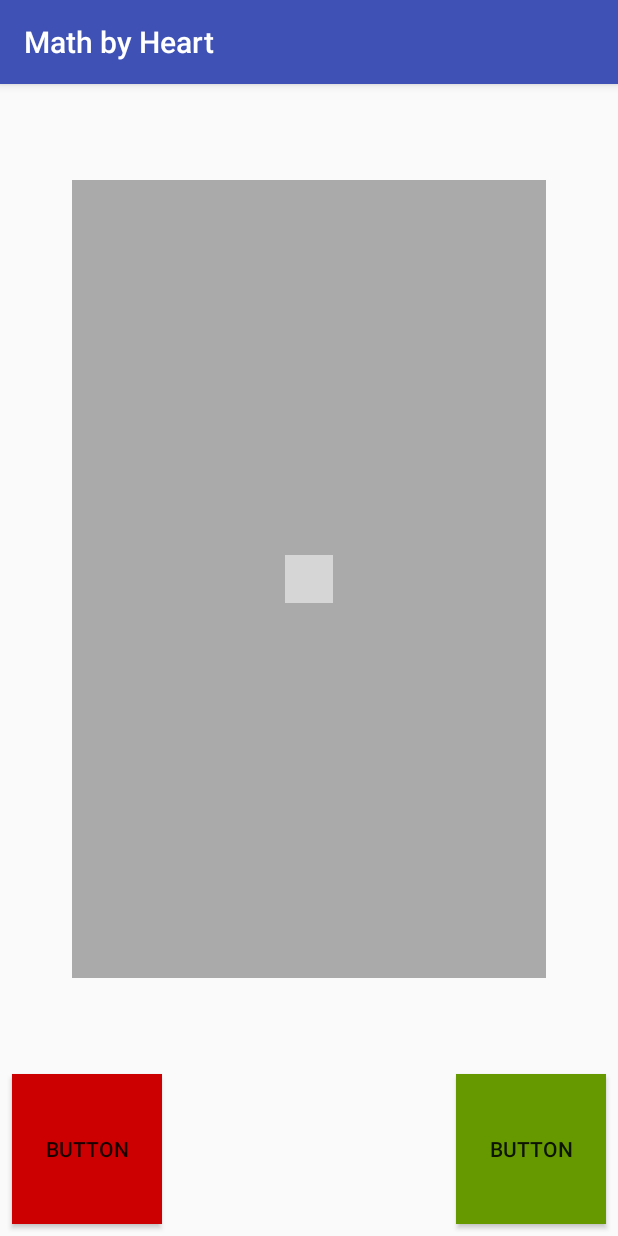
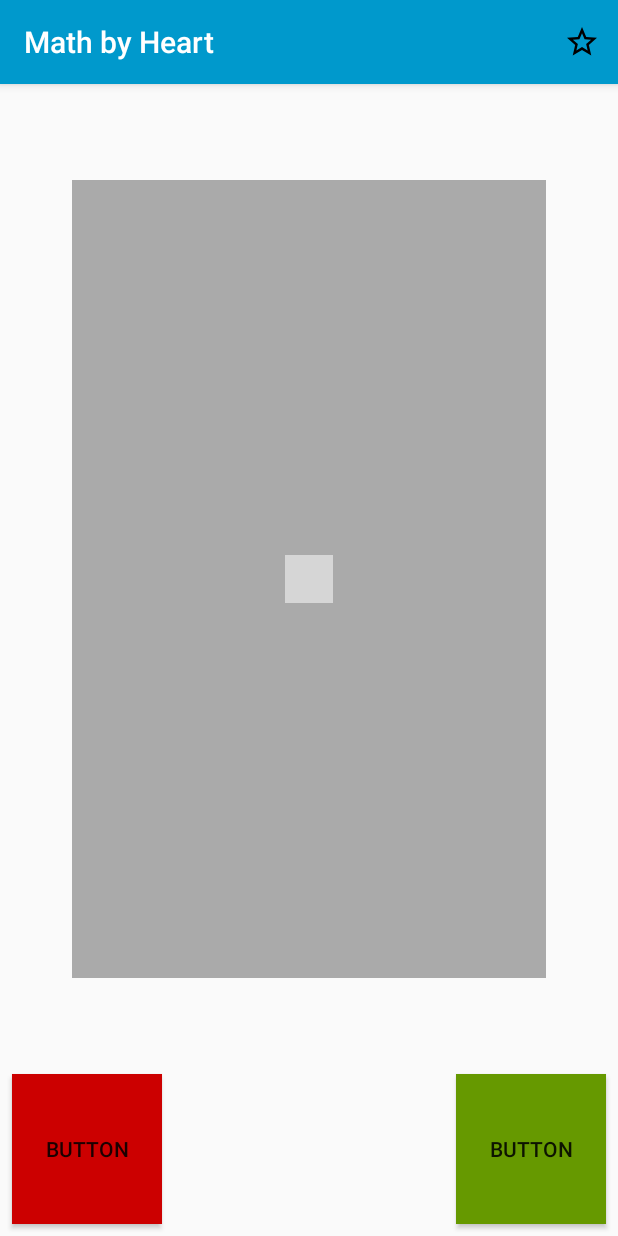
Before and after one commit to ThePotatoGod99/MathByHeart, an Android app: the PracticeActivity screen opened directly, with no data from a screen before it, on a phone screen of 412 x 824 dp. Run offline under Robolectric (Android 15) with nearby library versions, the phone set to English and light mode, and no system bars; libraries missing offline, so code that uses them is left out: io.github.kexanie.library; plain views replace MathView; 6 statements that could not run were skipped; grey boxes are pictures that could not be loaded.

Commit message:
Added app bar.
Bug: Star not tied to the actual question

To do: Make files Integrals and Multiplications into XML files

```diff
--- a/app/src/main/AndroidManifest.xml
+++ b/app/src/main/AndroidManifest.xml
@@ -8,7 +8,7 @@
         android:label="@string/app_name"
         android:roundIcon="@mipmap/ic_launcher_round"
         android:supportsRtl="true"
-        android:theme="@style/AppTheme">
+        android:theme="@style/Theme.AppCompat.Light.NoActionBar">
         <activity android:name=".Activities.MainActivity">
             <intent-filter>
                 <action android:name="android.intent.action.MAIN"/>
--- a/app/src/main/java/com/games/potato/mathbyheart/Activities/PracticeActivity.java
+++ b/app/src/main/java/com/games/potato/mathbyheart/Activities/PracticeActivity.java
@@ -1,8 +1,13 @@
 package com.games.potato.mathbyheart.Activities;
 
+import android.graphics.Color;
 import android.support.v7.app.AppCompatActivity;
 import android.os.Bundle;
+import android.support.v7.widget.Toolbar;
 import android.util.Log;
+import android.view.Menu;
+import android.view.MenuInflater;
+import android.view.MenuItem;
 import android.view.View;
 import android.webkit.ValueCallback;
 import android.webkit.WebView;
@@ -16,10 +21,10 @@ import java.io.IOException;
 import java.io.InputStream;
 import java.io.InputStreamReader;
 import java.util.ArrayList;
+import java.util.List;
 import java.util.Stack;
 
 import io.github.kexanie.library.MathView;
-
 
 
 public class PracticeActivity extends AppCompatActivity {
@@ -28,8 +33,8 @@ public class PracticeActivity extends AppCompatActivity {
     private ArrayList<String> questions;
     private ArrayList<String> answers;
 
-    private Stack knownFormulas;
-    private Stack unknownFormulas;
+    private Stack<String> knownFormulas;
+    private Stack<String> unknownFormulas;
 
     private String dataFileName;
 
@@ -37,11 +42,20 @@ public class PracticeActivity extends AppCompatActivity {
     private boolean questionsFirst = true;
     private boolean showingQuestion = true;
 
+    Toolbar appToolbar;
+
+    private ArrayList<Boolean> staredItems;
+
     @Override
     protected void onCreate(Bundle savedInstanceState) {
         super.onCreate(savedInstanceState);
         setContentView(R.layout.activity_practice);
         Toast.makeText(PracticeActivity.this, getIntent().getDataString(), Toast.LENGTH_SHORT).show();
+
+        appToolbar = (Toolbar) findViewById(R.id.app_toolbar);
+        appToolbar.setTitle(getIntent().getDataString());
+        appToolbar.setTitleTextColor(Color.WHITE);
+        setSupportActionBar(appToolbar);
 
 
         mathView = (MathView) findViewById(R.id.math_view);
@@ -59,6 +73,7 @@ public class PracticeActivity extends AppCompatActivity {
 
         questionNumber = 0;
 
+
     }
 
     @Override
@@ -66,6 +81,38 @@ public class PracticeActivity extends AppCompatActivity {
         super.onStart();
 
         setFormulaWithID(questionNumber, questionsFirst);
+    }
+
+    @Override
+    public boolean onCreateOptionsMenu(Menu menu) {
+        MenuInflater inflater = getMenuInflater();
+        inflater.inflate(R.menu.practice_menu, menu);
+        return true;
+    }
+
+    @Override
+    public boolean onOptionsItemSelected(MenuItem item) {
+        switch (item.getItemId()) {
+            case R.id.action_favorite:
+                if(!(staredItems.size() > questionNumber)){
+                    staredItems.add(questionNumber, true);
+                    item.setIcon(R.drawable.ic_star_black_24dp);
+                }
+                else if (staredItems.get(questionNumber)) {
+                    item.setIcon(R.drawable.ic_star_border_black_24dp);
+                    staredItems.set(questionNumber, false);
+                }
+                else{
+                    item.setIcon(R.drawable.ic_star_black_24dp);
+                    staredItems.set(questionNumber, true);
+                }
+                return true;
+
+            default:
+                Math.print("ERROR: Action not recognised in onOptionsItemSelected(): " + item.toString() + " id: " + item.getItemId());
+                return super.onOptionsItemSelected(item);
+        }
+
     }
 
     public void updateData() {
@@ -79,7 +126,6 @@ public class PracticeActivity extends AppCompatActivity {
             while ((line = br.readLine()) != null) {
                 questions.add(line);
                 answers.add(br.readLine());
-
             }
             br.close();
         } catch (IOException e) {
@@ -87,8 +133,13 @@ public class PracticeActivity extends AppCompatActivity {
             Toast.makeText(PracticeActivity.this, "ERROR WHILE READING FILE: " + dataFileName, Toast.LENGTH_SHORT).show();
             this.onBackPressed();
         }
+        staredItems = new ArrayList<>();
     }
 
+
+    public boolean updateFormula() {
+        return setFormulaWithID(questionNumber, questionsFirst);
+    }
 
 
     /* Buttons */
@@ -96,8 +147,6 @@ public class PracticeActivity extends AppCompatActivity {
     public void onButtonPressed(View view) {
         String tag = view.getTag().toString();
 
-        questionNumber++;
-        updateFormula();
 
         showingQuestion = questionsFirst;
 
@@ -108,10 +157,12 @@ public class PracticeActivity extends AppCompatActivity {
         } else {
             Math.print("ERROR: Wrong button tag: " + tag + getString(R.string.btn_known));
         }
+        questionNumber++;
+        updateFormula();
     }
 
     public void onMathViewPressed(View view) {
-        Math.print("PRESSED "+questionNumber + " : " + showingQuestion );
+        Math.print("PRESSED " + questionNumber + " : " + showingQuestion);
         if (showingQuestion) {
             showingQuestion = false;
         } else {
@@ -130,9 +181,6 @@ public class PracticeActivity extends AppCompatActivity {
         this.mathView = mathView;
     }
 
-    public boolean updateFormula() {
-        return setFormulaWithID(questionNumber, questionsFirst);
-    }
 
     public void setFormula(String formula) {
         mathView.setText(formula);
--- /dev/null
+++ b/app/src/main/res/drawable/ic_star_black_24dp.xml
@@ -0,0 +1,9 @@
+<vector xmlns:android="http://schemas.android.com/apk/res/android"
+        android:width="24dp"
+        android:height="24dp"
+        android:viewportWidth="24.0"
+        android:viewportHeight="24.0">
+    <path
+        android:fillColor="#FF000000"
+        android:pathData="M12,17.27L18.18,21l-1.64,-7.03L22,9.24l-7.19,-0.61L12,2 9.19,8.63 2,9.24l5.46,4.73L5.82,21z"/>
+</vector>
--- /dev/null
+++ b/app/src/main/res/drawable/ic_star_border_black_24dp.xml
@@ -0,0 +1,9 @@
+<vector xmlns:android="http://schemas.android.com/apk/res/android"
+        android:width="24dp"
+        android:height="24dp"
+        android:viewportWidth="24.0"
+        android:viewportHeight="24.0">
+    <path
+        android:fillColor="#FF000000"
+        android:pathData="M22,9.24l-7.19,-0.62L12,2 9.19,8.63 2,9.24l5.46,4.73L5.82,21 12,17.27 18.18,21l-1.63,-7.03L22,9.24zM12,15.4l-3.76,2.27 1,-4.28 -3.32,-2.88 4.38,-0.38L12,6.1l1.71,4.04 4.38,0.38 -3.32,2.88 1,4.28L12,15.4z"/>
+</vector>
--- a/app/src/main/res/layout/activity_practice.xml
+++ b/app/src/main/res/layout/activity_practice.xml
@@ -6,6 +6,19 @@
     android:layout_width="match_parent"
     android:layout_height="match_parent"
     tools:context="com.games.potato.mathbyheart.Activities.PracticeActivity">
+
+    <android.support.v7.widget.Toolbar
+        android:id="@+id/app_toolbar"
+        android:layout_width="0dp"
+        android:layout_height="56dp"
+        android:background="@android:color/holo_blue_dark"
+        android:elevation="4dp"
+        android:theme="@style/ThemeOverlay.AppCompat.ActionBar"
+        app:layout_constraintLeft_toLeftOf="parent"
+        app:layout_constraintRight_toRightOf="parent"
+        app:layout_constraintTop_toTopOf="parent"
+        app:popupTheme="@style/ThemeOverlay.AppCompat.Light"
+        />
 
     <Button
         android:id="@+id/button"
@@ -38,19 +51,21 @@
     <android.support.constraint.ConstraintLayout
         android:layout_width="0dp"
         android:layout_height="0dp"
-        android:layout_marginBottom="64dp"
         android:layout_marginLeft="48dp"
         android:layout_marginRight="48dp"
-        android:layout_marginTop="64dp"
         android:background="@android:color/darker_gray"
         android:clickable="true"
         android:onClick="onMathViewPressed"
-        app:layout_constraintBottom_toTopOf="@+id/button"
         app:layout_constraintHorizontal_bias="0.0"
         app:layout_constraintLeft_toLeftOf="parent"
         app:layout_constraintRight_toRightOf="parent"
-        app:layout_constraintTop_toTopOf="parent"
-        app:layout_constraintVertical_bias="0.0">
+        android:layout_marginStart="48dp"
+        android:layout_marginEnd="48dp"
+        android:layout_marginBottom="64dp"
+        app:layout_constraintBottom_toTopOf="@+id/button"
+        android:id="@+id/constraintLayout"
+        android:layout_marginTop="64dp"
+        app:layout_constraintTop_toBottomOf="@+id/app_toolbar">
 
         <io.github.kexanie.library.MathView
             android:id="@+id/math_view"
@@ -64,7 +79,9 @@
             app:layout_constraintBottom_toBottomOf="parent"
             app:layout_constraintLeft_toLeftOf="parent"
             app:layout_constraintRight_toRightOf="parent"
-            app:layout_constraintTop_toTopOf="parent">
+            app:layout_constraintTop_toTopOf="parent"
+            android:layout_marginStart="8dp"
+            android:layout_marginEnd="8dp">
 
 
         </io.github.kexanie.library.MathView>
--- /dev/null
+++ b/app/src/main/res/menu/practice_menu.xml
@@ -0,0 +1,12 @@
+<menu xmlns:android="http://schemas.android.com/apk/res/android"
+      xmlns:app="http://schemas.android.com/apk/res-auto">
+
+    <!-- "Mark Favorite", should appear as action button if possible -->
+    <item
+        android:id="@+id/action_favorite"
+        app:showAsAction="always"
+        android:icon="@drawable/ic_star_border_black_24dp"
+        android:title="@string/action_star"/>
+
+
+</menu>
--- a/app/src/main/res/values/colors.xml
+++ b/app/src/main/res/values/colors.xml
@@ -1,6 +1,6 @@
 <?xml version="1.0" encoding="utf-8"?>
 <resources>
-    <color name="colorPrimary">#3F51B5</color>
+    <color name="colorPrimary">#3f51b5</color>
     <color name="colorPrimaryDark">#303F9F</color>
     <color name="colorAccent">#FF4081</color>
 </resources>
--- a/app/src/main/res/values/strings.xml
+++ b/app/src/main/res/values/strings.xml
@@ -4,4 +4,5 @@
     <string name="derivatives">Derivatives</string>
     <string name="multiplications">Multiplications</string>
     <string name="others">Others</string>
+    <string name="action_star">Star this formula</string>
 </resources>
```
Also changed, not shown: app/src/main/java/com/games/potato/mathbyheart/Activities/MainActivity.java (+12 -9 lines), app/src/main/res/layout/activity_main.xml (+21 -5 lines).
